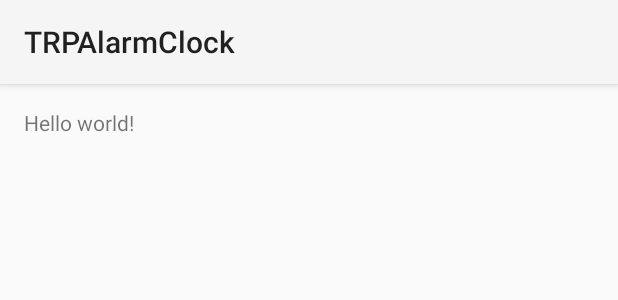
After one commit to NicholasParry/TRPAlarmClock, an Android app: the layout activity_new_alarm.xml on its own in the app's theme, with its tools: preview values and no code run, on a phone screen of 412 x 824 dp. The commit adds this screen. Shown: the top 300 px of the screen. Run offline under Robolectric (Android 15) with nearby library versions, the light colour scheme and no system bars.

Commit message:
Initial project set up
Contains the initial layout for the project.

```diff
--- a/app/build.gradle
+++ b/app/build.gradle
@@ -20,5 +20,5 @@ android {
 }
 
 dependencies {
-    compile fileTree(dir: 'libs', include: ['*.jar'])
+    compile fileTree(include: ['*.jar'], dir: 'libs')
 }
--- /dev/null
+++ b/app/src/main/res/layout/activity_new_alarm.xml
@@ -0,0 +1,12 @@
+<RelativeLayout xmlns:android="http://schemas.android.com/apk/res/android"
+    xmlns:tools="http://schemas.android.com/tools" android:layout_width="match_parent"
+    android:layout_height="match_parent" android:paddingLeft="@dimen/activity_horizontal_margin"
+    android:paddingRight="@dimen/activity_horizontal_margin"
+    android:paddingTop="@dimen/activity_vertical_margin"
+    android:paddingBottom="@dimen/activity_vertical_margin"
+    tools:context="nz.geek.nicholasparry.trpalarmclock.Activities.NewAlarmActivity">
+
+    <TextView android:text="@string/hello_world" android:layout_width="wrap_content"
+        android:layout_height="wrap_content" />
+
+</RelativeLayout>
--- /dev/null
+++ b/app/src/main/res/menu/menu_new_alarm.xml
@@ -0,0 +1,6 @@
+<menu xmlns:android="http://schemas.android.com/apk/res/android"
+    xmlns:tools="http://schemas.android.com/tools"
+    tools:context="nz.geek.nicholasparry.trpalarmclock.Activities.NewAlarmActivity">
+    <item android:id="@+id/action_settings" android:title="@string/action_settings"
+        android:orderInCategory="100" android:showAsAction="never" />
+</menu>
--- /dev/null
+++ b/app/src/main/res/menu/menu_view_alarms.xml
@@ -0,0 +1,6 @@
+<menu xmlns:android="http://schemas.android.com/apk/res/android"
+    xmlns:tools="http://schemas.android.com/tools"
+    tools:context="nz.geek.nicholasparry.trpalarmclock.Activities.ViewAlarmsActivity">
+    <item android:id="@+id/action_settings" android:title="@string/action_settings"
+        android:orderInCategory="100" android:showAsAction="never" />
+</menu>
--- a/app/src/main/res/values/strings.xml
+++ b/app/src/main/res/values/strings.xml
@@ -3,4 +3,6 @@
 
     <string name="hello_world">Hello world!</string>
     <string name="action_settings">Settings</string>
+    <string name="title_activity_view_alarms">ViewAlarmsActivity</string>
+    <string name="title_activity_new_alarm">NewAlarmActivity</string>
 </resources>
```
Also changed, not shown: app/src/main/AndroidManifest.xml (+9 -1 lines), app/src/main/java/nz/geek/nicholasparry/trpalarmclock/Activities/MainActivity.java (renamed from app/src/main/java/nz/geek/nicholasparry/trpalarmclock/MainActivity.java, +18 -1 lines), app/src/main/java/nz/geek/nicholasparry/trpalarmclock/Activities/NewAlarmActivity.java (added, +46 -0 lines), app/src/main/java/nz/geek/nicholasparry/trpalarmclock/Activities/ViewAlarmsActivity.java (added, +46 -0 lines), app/src/main/res/layout/activity_view_alarms.xml (added, +12 -0 lines), 2 other files.
